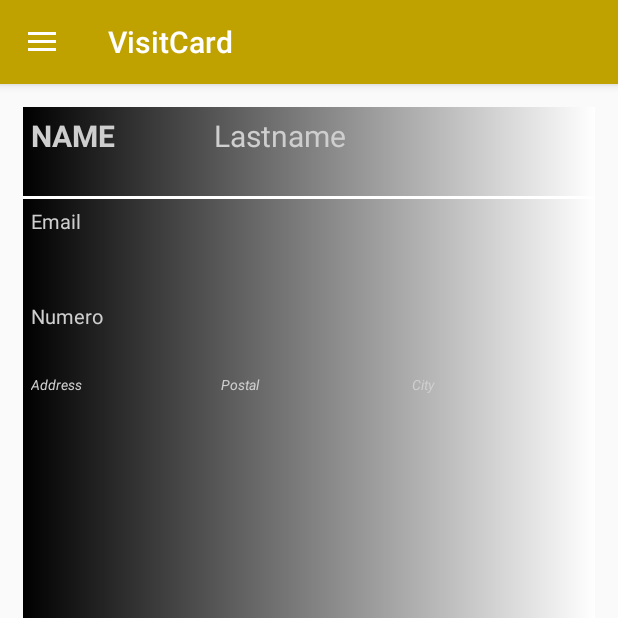
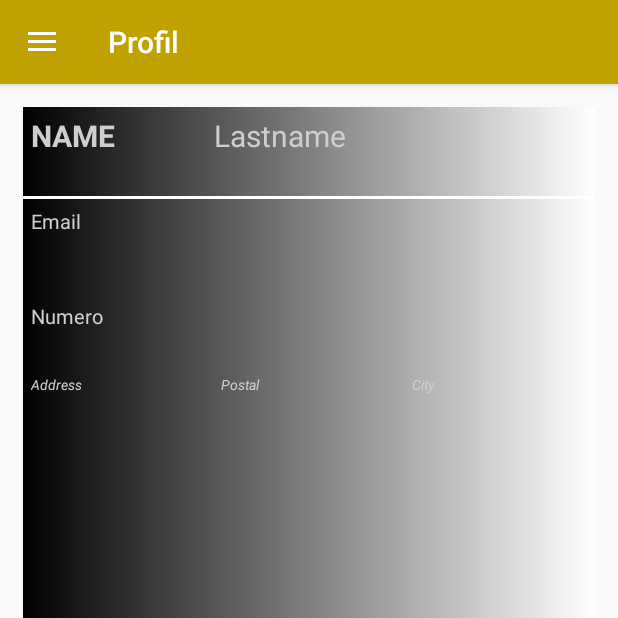
Before and after one commit to maumauuu/info-embarque-carte-de-visite, an Android app: the fragment GestionContactFragment placed in its activity, in the side drawer, after a tap on "Profil", on a phone screen of 412 x 824 dp, the top half of it. Run offline under Robolectric (Android 15) with nearby library versions, the phone set to English and light mode, and no system bars; 1 statement that could not run was skipped.

Commit message:
prise en compte de l'onglet dans le menu

```diff
--- a/app/src/main/java/com/CDV/MainActivity.java
+++ b/app/src/main/java/com/CDV/MainActivity.java
@@ -72,7 +72,7 @@ public class MainActivity extends AppCompatActivity
         Fragment fragment = new ProfilFragment();
         fragmentTransaction.replace(R.id.content_frame, fragment);
         fragmentTransaction.commit();
-        setTitle("VisitCard");
+        setTitle("Profil");
 
         NavigationView navigationView = (NavigationView) findViewById(R.id.nav_view);
         navigationView.setNavigationItemSelectedListener(this);
@@ -110,6 +110,7 @@ public class MainActivity extends AppCompatActivity
 
         } else if (id == R.id.nav_slideshow) {
 
+            setTitle("Profil");
             fragment = new ProfilFragment();
         }
 
--- a/app/src/main/java/com/CDV/fragment/GestionContactFragment.java
+++ b/app/src/main/java/com/CDV/fragment/GestionContactFragment.java
@@ -29,7 +29,9 @@ public class GestionContactFragment extends Fragment {
         View view = inflater.inflate(R.layout.gestion_contact, container, false);
         tabLayout = (TabLayout)view.findViewById(R.id.tabs);
         viewPager = (ViewPager)view.findViewById(R.id.view_pager);
-        viewPager.setAdapter(new CustomFragmentPageAdapter(getChildFragmentManager()));;
+        CustomFragmentPageAdapter custom = new CustomFragmentPageAdapter(getChildFragmentManager());
+        getActivity().setTitle(custom.getPageTitle(position));
+        viewPager.setAdapter(custom);;
         tabLayout.setTabTextColors(Color.LTGRAY,Color.WHITE);
         tabLayout.setupWithViewPager(viewPager);
         viewPager.setCurrentItem(position);
```
